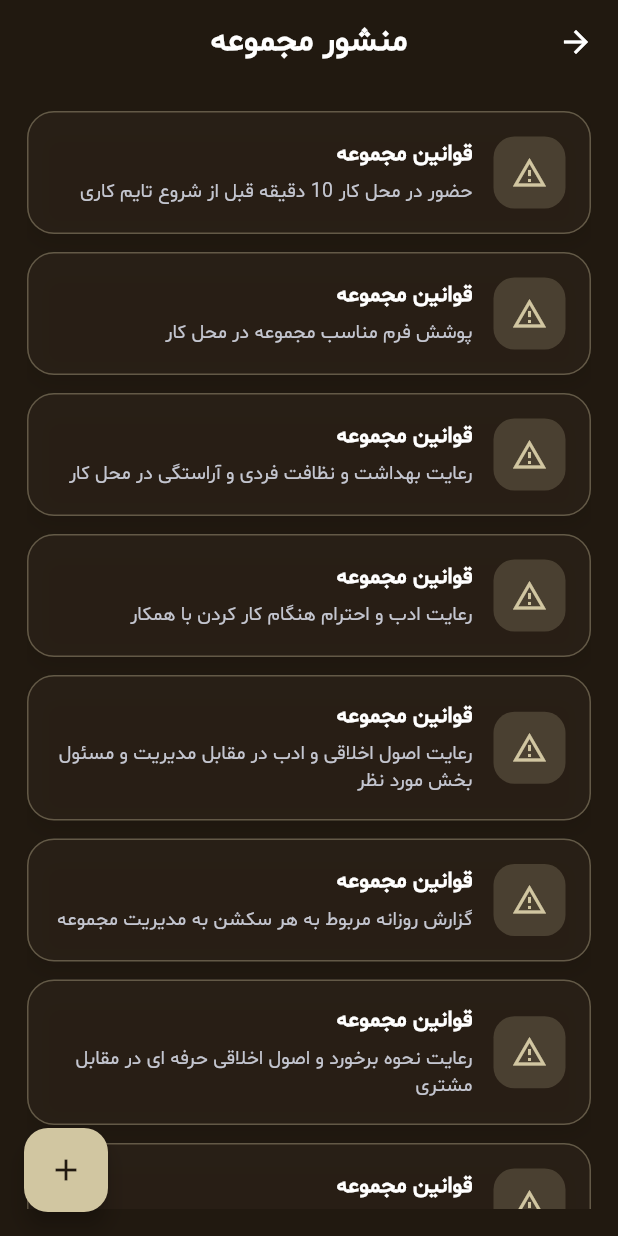
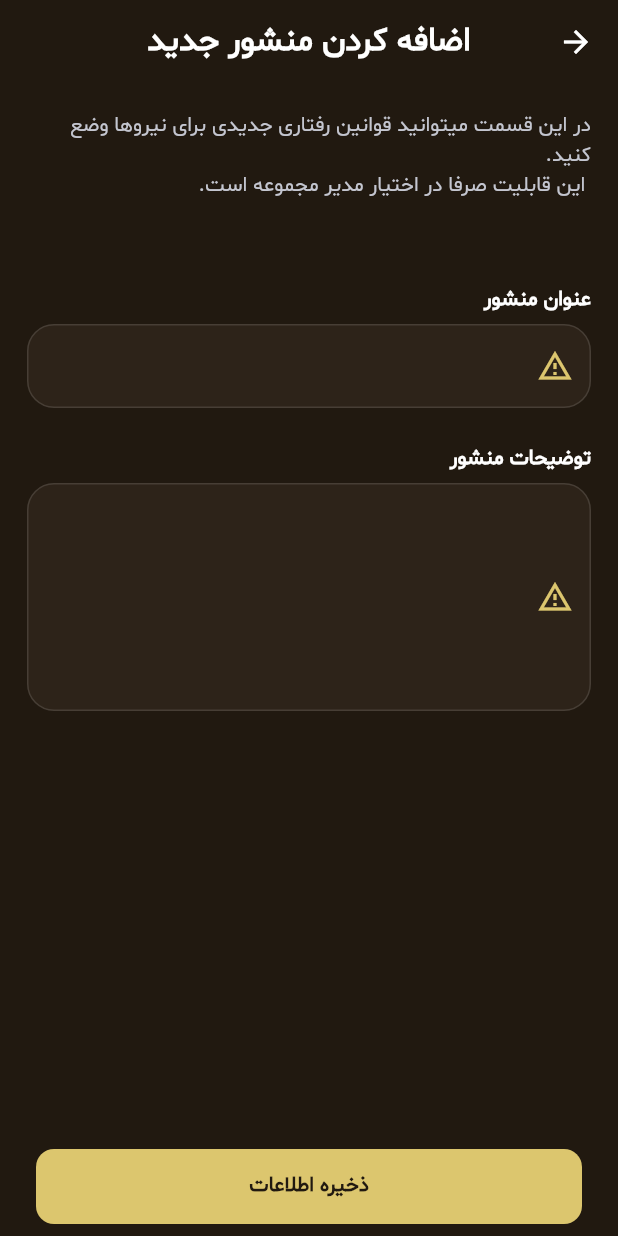
Before and after one commit to mahdi-dfr/cafe-management-app, a Flutter app: the GroupCharter screen opened directly, after a tap on the "add" icon, on a phone screen of 412 x 824 dp. Run offline on Flutter 3.47's test engine with Material 3 defaults, Android fonts, the phone set to English and light mode, and no system bars; our stand-ins replace dropdown_button2, flutter_animate, flutter_svg, get, loading_animation_widget, persistent_bottom_nav_bar; network calls fail.

Commit message:
[FEAT] add create charter screen

```diff
--- a/lib/core/resource/app_bindings.dart
+++ b/lib/core/resource/app_bindings.dart
@@ -1,5 +1,6 @@
 import 'package:cafe_app/feature/home/presenation/controller/inventory_controller.dart';
 import 'package:cafe_app/feature/home/presenation/controller/personnel_controller.dart';
+import 'package:cafe_app/feature/menu/presentation/controller/charter_controller.dart';
 import 'package:get/get.dart';
 
 import '../../feature/home/presenation/controller/home_controller.dart';
@@ -10,6 +11,7 @@ class AppBindings extends Bindings{
     Get.put(HomeController());
     Get.lazyPut(()=> PersonnelModificationController(), fenix: true);
     Get.lazyPut(()=> InventoryController(), fenix: true);
+    Get.lazyPut(()=> CharterController(), fenix: true);
   }
 
 }
--- /dev/null
+++ b/lib/feature/menu/presentation/controller/charter_controller.dart
@@ -0,0 +1,21 @@
+import 'package:flutter/cupertino.dart';
+import 'package:get/get.dart';
+
+class CharterController extends GetxController{
+  late TextEditingController charterTitle;
+  late TextEditingController charterDescription;
+
+  @override
+  void onInit() {
+    charterTitle = TextEditingController();
+    charterDescription = TextEditingController();
+    super.onInit();
+  }
+
+  @override
+  void onClose() {
+    charterTitle.dispose();
+    charterDescription.dispose();
+    super.onClose();
+  }
+}
--- /dev/null
+++ b/lib/feature/menu/presentation/create_charter.dart
@@ -0,0 +1,62 @@
+import 'package:cafe_app/core/resource/app_colors.dart';
+import 'package:cafe_app/core/widgets/custom_button.dart';
+import 'package:cafe_app/core/widgets/custom_text_field.dart';
+import 'package:cafe_app/feature/menu/presentation/controller/charter_controller.dart';
+import 'package:flutter/material.dart';
+import 'package:get/get.dart';
+
+class CreateCharter extends StatelessWidget {
+  CreateCharter({super.key});
+
+  final _controller = Get.find<CharterController>();
+
+  @override
+  Widget build(BuildContext context) {
+    return Scaffold(
+      backgroundColor: AppColors.backgroundColor,
+      bottomNavigationBar: CustomConfirmButton(
+        title: 'ذخیره اطلاعات',
+        onPressed: () {},
+        textColor: AppColors.backgroundColor,
+        buttonColor: AppColors.primaryColor,
+      ),
+      appBar: AppBar(
+        title: const Text('اضافه کردن منشور جدید', style: TextStyle(fontWeight: FontWeight.bold)),
+        centerTitle: true,
+        backgroundColor: Colors.transparent,
+        elevation: 0,
+      ),
+      body: SafeArea(
+        child: Padding(
+          padding: const EdgeInsets.all(18),
+          child: Column(
+            children: [
+              Text(
+                'در این قسمت میتوانید قوانین رفتاری جدیدی برای نیروها وضع کنید.\n این قابلیت صرفا در اختیار مدیر مجموعه است.',
+              ),
+              SizedBox(height: 56),
+              CustomTextField(
+                controller: _controller.charterTitle,
+                label: 'عنوان منشور',
+                icon: Icons.warning_amber_sharp,
+                iconColor: AppColors.primaryColor,
+                fillColor: AppColors.cardBackground,
+                borderColor: AppColors.primaryColor,
+              ),
+              SizedBox(height: 24),
+              CustomTextField(
+                controller: _controller.charterDescription,
+                label: 'توضیحات منشور',
+                icon: Icons.warning_amber_sharp,
+                iconColor: AppColors.primaryColor,
+                fillColor: AppColors.cardBackground,
+                maxLines: 5,
+                borderColor: AppColors.primaryColor,
+              ),
+            ],
+          ),
+        ),
+      ),
+    );
+  }
+}
--- a/lib/feature/menu/presentation/group_charter.dart
+++ b/lib/feature/menu/presentation/group_charter.dart
@@ -1,8 +1,10 @@
 import 'package:cafe_app/muck_models/personnle_model.dart';
 import 'package:flutter/material.dart';
+import 'package:get/get.dart';
 
 import '../../../core/resource/app_colors.dart';
 import '../../home/presenation/widgets/personnle/user_management.dart';
+import 'create_charter.dart';
 
 class GroupCharter extends StatefulWidget {
   const GroupCharter({super.key});
@@ -11,7 +13,7 @@ class GroupCharter extends StatefulWidget {
   State<GroupCharter> createState() => _GroupCharterState();
 }
 
-class _GroupCharterState extends State<GroupCharter>  with SingleTickerProviderStateMixin{
+class _GroupCharterState extends State<GroupCharter> with SingleTickerProviderStateMixin {
   late AnimationController _controller;
   double lastOffset = 0;
   bool isScrollingDown = false;
@@ -19,11 +21,7 @@ class _GroupCharterState extends State<GroupCharter>  with SingleTickerProviderS
   @override
   void initState() {
     super.initState();
-    _controller = AnimationController(
-      vsync: this,
-      duration: const Duration(milliseconds: 200),
-      value: 1,
-    );
+    _controller = AnimationController(vsync: this, duration: const Duration(milliseconds: 200), value: 1);
   }
 
   @override
@@ -41,7 +39,7 @@ class _GroupCharterState extends State<GroupCharter>  with SingleTickerProviderS
           scale: _controller,
           child: FloatingActionButton(
             onPressed: () {
-
+              Get.to(CreateCharter());
             },
             backgroundColor: AppColors.secondaryColor,
             child: Icon(Icons.add, color: AppColors.backgroundColor),
@@ -83,7 +81,8 @@ class _GroupCharterState extends State<GroupCharter>  with SingleTickerProviderS
                   icon: Icons.warning_amber_outlined,
                   title: 'قوانین مجموعه',
                   subtitle: charter[index],
-                  accent: AppColors.secondaryColor,);
+                  accent: AppColors.secondaryColor,
+                );
               },
               separatorBuilder: (context, index) {
                 return SizedBox(height: 12);
```
